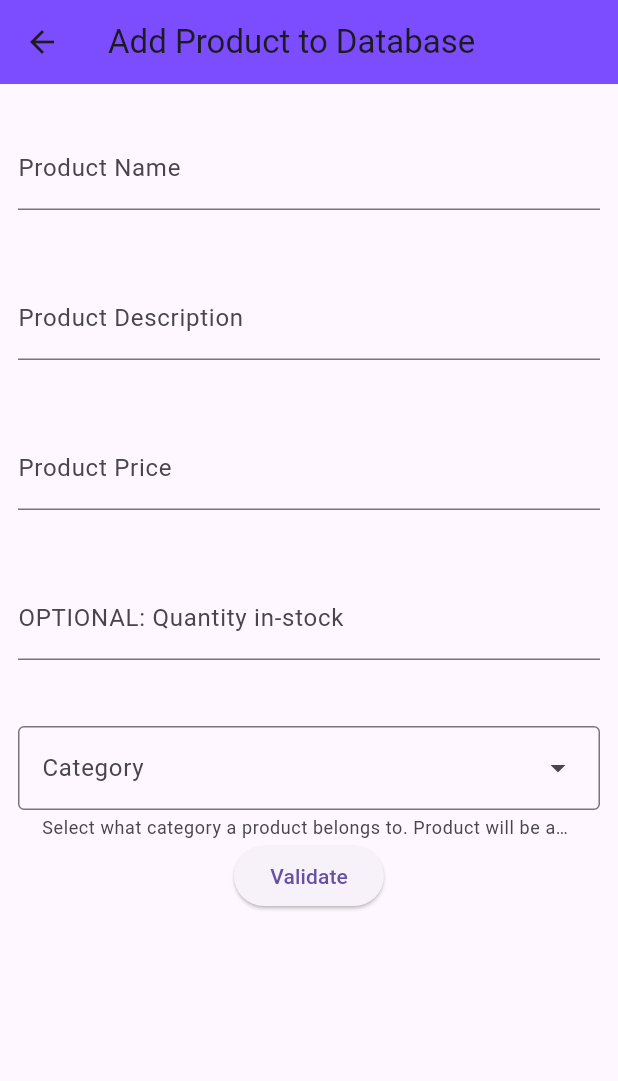
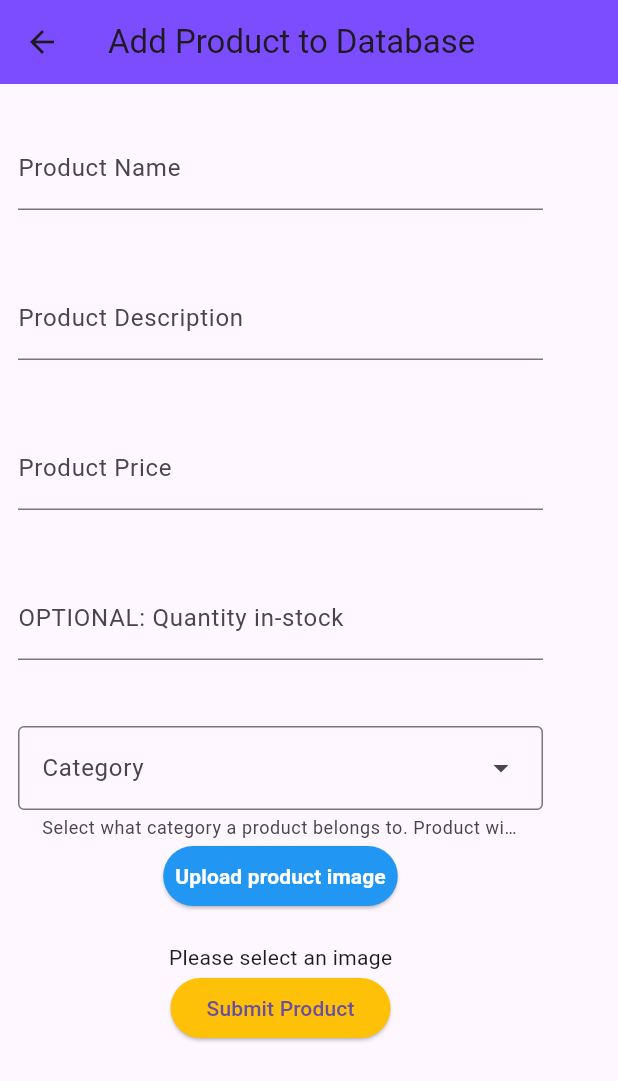
Before and after one commit to IzikMartinez/BecksDecksAdministratorApp, a Flutter app: the screen it shows after launch, after a tap on the "add" icon, on a phone screen of 412 x 824 dp. Shown: the top 1081 px of the screen. Run offline on Flutter 3.47's test engine with Material 3 defaults, Android fonts, the phone set to English and light mode, and no system bars; our stand-ins replace image_picker, supabase_flutter; accounts and stored records are empty.

Commit message:
image upload in product creation page widget is complete

```diff
--- a/lib/add_product.dart
+++ b/lib/add_product.dart
@@ -1,4 +1,7 @@
+import 'dart:io';
+
 import 'package:flutter/material.dart';
+import 'package:image_picker/image_picker.dart';
 import 'package:supabase_flutter/supabase_flutter.dart';
 
 import 'constants.dart';
@@ -18,14 +21,22 @@ class _AddProductDBState extends State<AddProductDB> {
   final _stockController = TextEditingController();
   final _categoryController = TextEditingController();
 
+  File? _selectedImage;
   Future<void> insertProduct() async {
-    await supabase
-        .from('PRODUCTS')
-        .insert({
+    await supabase.from('PRODUCTS').insert({
       'name': _nameController.text,
       'desc': _descController.text,
       'price': _priceController.text,
       'category': _categoryController.text
+    });
+  }
+
+  Future _pickImageFromGallery() async {
+    final productImage =
+        await ImagePicker().pickImage(source: ImageSource.gallery);
+    if (productImage == null) return;
+    setState(() {
+      _selectedImage = File(productImage.path);
     });
   }
 
@@ -39,35 +50,40 @@ class _AddProductDBState extends State<AddProductDB> {
           backgroundColor: Colors.deepPurpleAccent,
         ),
         body: _loading
-          ? const Center(child: CircularProgressIndicator(),)
+            ? const Center(
+                child: CircularProgressIndicator(),
+              )
             : Padding(
-        padding: const EdgeInsets.symmetric(vertical: 28, horizontal: 12),
+                padding:
+                    const EdgeInsets.symmetric(vertical: 28, horizontal: 12),
                 child: Form(
                     key: _formKey,
                     child: Column(
                       children: [
                         SizedBox(
-                width: 500,
+                          width: 350,
                           height: 100,
-                child:
-              TextFormField(
+                          child: TextFormField(
                             controller: _nameController,
-                decoration: const InputDecoration(labelText: 'Product Name'),
+                            decoration: const InputDecoration(
+                                labelText: 'Product Name'),
                             validator: (value) {
-                  if(value == null || value.isEmpty) {
+                              if (value == null || value.isEmpty) {
                                 return "Enter the name of the product";
                               }
                               return null;
                             },
-              ),),
+                          ),
+                        ),
                         SizedBox(
-                width: 500,
+                          width: 350,
                           height: 100,
                           child: TextFormField(
                             controller: _descController,
-                decoration: const InputDecoration(labelText: "Product Description"),
+                            decoration: const InputDecoration(
+                                labelText: "Product Description"),
                             validator: (value) {
-                  if(value == null || value.isEmpty) {
+                              if (value == null || value.isEmpty) {
                                 return "Enter a description for the product";
                               }
                               return null;
@@ -75,14 +91,15 @@ class _AddProductDBState extends State<AddProductDB> {
                           ),
                         ),
                         SizedBox(
-                width: 500,
+                          width: 350,
                           height: 100,
                           child: TextFormField(
                             controller: _priceController,
-                  decoration: const InputDecoration(labelText: "Product Price"),
+                            decoration: const InputDecoration(
+                                labelText: "Product Price"),
                             keyboardType: TextInputType.number,
                             validator: (value) {
-                    if(value == null || value.isEmpty) {
+                              if (value == null || value.isEmpty) {
                                 return "Enter the price for the product (numbers only, no dollar signs)";
                               }
                               return null;
@@ -90,33 +107,61 @@ class _AddProductDBState extends State<AddProductDB> {
                           ),
                         ),
                         SizedBox(
-                width: 500,
+                          width: 350,
                           height: 100,
                           child: TextFormField(
                             controller: _stockController,
-                  decoration: const InputDecoration(labelText: "OPTIONAL: Quantity in-stock"),
+                            decoration: const InputDecoration(
+                                labelText: "OPTIONAL: Quantity in-stock"),
                             keyboardType: TextInputType.number,
                           ),
                         ),
                         DropdownMenu(
                           onSelected: (String? value) {
-                  if(value != null) {
+                            if (value != null) {
                               setState(() {
                                 _categoryController.text = value;
                               });
                             }
                           },
                           label: const Text("Category"),
-                helperText: "Select what category a product belongs to. Product will be autosorted on the app",
-                width: 500,
-                dropdownMenuEntries: const <DropdownMenuEntry<String>>[
+                          helperText:
+                              "Select what category a product belongs to. Product will be autosorted on the app",
+                          width: 350,
+                          dropdownMenuEntries: const <DropdownMenuEntry<
+                              String>>[
                             DropdownMenuEntry(value: "magic", label: "Magic"),
-                  DropdownMenuEntry(value: "fab", label: "Flesh & Blood"),
-                  DropdownMenuEntry(value: "yugioh", label: "Yu-Gi-Oh"),
-                  DropdownMenuEntry(value: "lorcana", label: "Lorcana"),
-                  DropdownMenuEntry(value: "pokemon", label: "Pokemon"),
+                            DropdownMenuEntry(
+                                value: "fab", label: "Flesh & Blood"),
+                            DropdownMenuEntry(
+                                value: "yugioh", label: "Yu-Gi-Oh"),
+                            DropdownMenuEntry(
+                                value: "lorcana", label: "Lorcana"),
+                            DropdownMenuEntry(
+                                value: "pokemon", label: "Pokemon"),
                           ],
                         ),
+                        ElevatedButton(
+                            onPressed: () {
+                              _pickImageFromGallery();
+                            },
+                            style: ElevatedButton.styleFrom(
+                                backgroundColor: Colors.blue,
+                                foregroundColor: Colors.white,
+                                padding: const EdgeInsets.all(8.0)),
+                            child: const Text(
+                              "Upload product image",
+                              style: TextStyle(
+                                fontWeight: FontWeight.bold,
+                                fontSize: 14,
+                              ),
+                            )),
+                        const SizedBox(
+                          height: 20,
+                        ),
+                        _selectedImage != null
+                            ? Image.file(_selectedImage!)
+                            : const Text("Please select an image"),
                         ElevatedButton(
                           onPressed: () {
                             if (_formKey.currentState!.validate()) {
@@ -129,15 +174,21 @@ class _AddProductDBState extends State<AddProductDB> {
                           Category: ${_categoryController.text}
                     ''')));
                               insertProduct();
+                              setState(() {
+                                _nameController.text = '';
+                                _descController.text = '';
+                                _priceController.text = '';
+                                _categoryController.text = '';
+                              });
                             }
                           },
-                child: const Text("Validate"),
+                          style: ElevatedButton.styleFrom(
+                            backgroundColor: Colors.amber,
+                          ),
+                          child: const Text("Submit Product"),
                         )
                       ],
-      )
-      )
-      )
-    );
+                    ))));
   }
 }
 
--- a/lib/main.dart
+++ b/lib/main.dart
@@ -23,14 +23,42 @@ class MyApp extends StatelessWidget {
     );
   }
 }
+
 class HomePage extends StatefulWidget {
   const HomePage({super.key});
 
   @override
   State<HomePage> createState() => _HomePageState();
 }
+
 class _HomePageState extends State<HomePage> {
-  final _future = supabase.from('PRODUCTS').select();
+  final productStream = supabase.from('PRODUCTS').stream(primaryKey: ['id']);
+
+
+  Future<void> updateName (String productId, String updatedNote) async {
+    await supabase
+        .from('PRODUCTS')
+        .update({'name': updatedNote}).match({'id': productId});
+  }
+  Future<void> updateDesc (String productId, String updatedNote) async {
+    await supabase
+        .from('PRODUCTS')
+        .update({'desc': updatedNote}).match({'id': productId});
+  }
+  Future<void> updatePrice(String productId, String updatedNote) async {
+    await supabase
+        .from('PRODUCTS')
+        .update({'price': updatedNote}).match({'id': productId});
+  }
+  Future<void> updateCategory(String productId, String updatedNote) async {
+    await supabase
+        .from('PRODUCTS')
+        .update({'category': updatedNote}).match({'id': productId});
+  }
+
+  Future<void> deleteProduct(String productId) async {
+    await supabase.from('PRODUCTS').delete().match({'id': productId});
+  }
 
   @override
   Widget build(BuildContext context) {
@@ -38,8 +66,8 @@ class _HomePageState extends State<HomePage> {
       appBar: AppBar(
           backgroundColor: Colors.green,
           title: const Text("Beck's Decks Admin App")),
-      body: FutureBuilder(
-        future: _future,
+      body: StreamBuilder(
+        stream: productStream,
         builder: (context, snapshot) {
           if (!snapshot.hasData) {
             return const Center(child: CircularProgressIndicator());
@@ -49,63 +77,104 @@ class _HomePageState extends State<HomePage> {
             itemCount: products.length,
             itemBuilder: ((context, index) {
               final product = products[index];
+              final productId = product['id'];
               return Card(
                   shape: RoundedRectangleBorder(
-                  borderRadius: BorderRadius.circular(10.0)
-                ),
-                elevation: 5,
+                      borderRadius: BorderRadius.circular(10.0)),
+                  elevation: 3,
                   child: ListTile(
                     leading: CircleAvatar(
                       radius: 30,
-                      child: FittedBox(child: Text('\$${product['price']}'),),
+                      child: FittedBox(
+                        child: Text('\$${product['price']}'),
                       ),
-                  title: Text("PRODUCT: ${product['name']}"),
+                    ),
+                    title: Text("${product['name']}"),
                     trailing: Container(
-                    width: 200,
+                      width: 100,
+                      height: 40,
                       child: Row(
                         children: <Widget>[
                           IconButton(
-                          onPressed: () {},
+                            onPressed: () {
+                              showDialog(
+                                  context: context,
+                                  builder: (context) {
+                                    return SimpleDialog(
+                                      title: const Text('Edit a product'),
+                                      children: [
+                                        TextFormField(
+                                          initialValue: product['name'],
+                                          onFieldSubmitted: (value) async {
+                                            await updateName(
+                                                productId, value);
+                                            if (mounted) Navigator.pop(context);
+                                          },
+                                        ),
+                                        TextFormField(
+                                          initialValue: product['desc'],
+                                          onFieldSubmitted: (value) async {
+                                            await updateDesc(
+                                                productId, value);
+                                            if (mounted) Navigator.pop(context);
+                                          },
+                                        ),
+                                        TextFormField(
+                                          keyboardType: TextInputType.number,
+                                          initialValue: product['price'].toString() ,
+                                          onFieldSubmitted: (value) async {
+                                            await updatePrice(
+                                                productId, value);
+                                            if (mounted) Navigator.pop(context);
+                                          },
+                                        )
+                                      ],
+                                    );
+                                  });
+                            },
                             icon: const Icon(Icons.edit),
                             color: Theme.of(context).primaryColor,
                           ),
                           IconButton(
                             onPressed: () {
-                            showDialog(context: context, builder:(BuildContext) {
+                              showDialog(
+                                  context: context,
+                                  builder: (BuildContext) {
                                     return AlertDialog(
                                       title: const Text('Confirm Deletion'),
-                                content: const Text('Are you sure you want to delete this product from the database? No takebackies'),
+                                      content: const Text(
+                                          'Are you sure you want to delete this product from the database? No takebackies'),
                                       actions: <Widget>[
                                         ElevatedButton(
                                           style: ElevatedButton.styleFrom(
-                                      fixedSize: const Size.fromWidth(100),
+                                            fixedSize:
+                                                const Size.fromWidth(100),
                                             padding: const EdgeInsets.all(10),
                                             backgroundColor: Colors.green,
                                             foregroundColor: Colors.white,
                                           ),
                                           child: const Text('Cancel'),
                                           onPressed: () {
-                                      Navigator.of(context).pop(); // close dialog
+                                            Navigator.of(context)
+                                                .pop(); // close dialog
                                           },
                                         ),
                                         ElevatedButton(
                                           style: ElevatedButton.styleFrom(
-                                      fixedSize: const Size.fromWidth(100),
+                                            fixedSize:
+                                                const Size.fromWidth(100),
                                             padding: const EdgeInsets.all(10),
                                             backgroundColor: Colors.red,
                                             foregroundColor: Colors.white,
                                           ),
                                           child: const Text('Yes'),
                                           onPressed: () async {
-                                      Navigator.of(context).pop(); // close dialog
-                                      await supabase
-                                          .from('PRODUCTS')
-                                          .delete()
-                                          .match({'id': product['id']});
+                                            deleteProduct(productId);
+                                            Navigator.of(context)
+                                                .pop(); // close dialog
                                           },
                                         )
                                       ],
-
                                     );
                                   });
                             },
@@ -115,15 +184,13 @@ class _HomePageState extends State<HomePage> {
                         ],
                       ),
                     ),
-
-              )
-              );
+                  ));
             }),
           );
         },
       ),
       floatingActionButton: Row(
-        mainAxisAlignment: MainAxisAlignment.center,
+        mainAxisAlignment: MainAxisAlignment.start,
         children: <Widget>[
           FloatingActionButton(
             onPressed: () {
@@ -136,26 +203,6 @@ class _HomePageState extends State<HomePage> {
             },
             backgroundColor: Colors.green,
             child: const Icon(Icons.add),
-          ),
-          const SizedBox(
-            width: 10,
-          ),
-          FloatingActionButton(
-            onPressed: () {
-              // Add your onPressed code here!
-            },
-            backgroundColor: Colors.blue,
-            child: const Icon(Icons.edit),
-          ),
-          const SizedBox(
-            width: 10,
-          ),
-          FloatingActionButton(
-            onPressed: () {
-              // Add your onPressed code here!
-            },
-            backgroundColor: Colors.red,
-            child: const Icon(Icons.delete),
           ),
         ],
       ),
--- a/pubspec.yaml
+++ b/pubspec.yaml
@@ -37,6 +37,9 @@ dependencies:
   # The following adds the Cupertino Icons font to your application.
   # Use with the CupertinoIcons class for iOS style icons.
   cupertino_icons: ^1.0.6
+
+  # The following package enables the ability to upload images to the application
+  image_picker: ^0.8.6
 
 dev_dependencies:
   flutter_test:
```
Also changed, not shown: pubspec.lock, 5 other files. Lines whose indentation alone changed are shown as unchanged.
